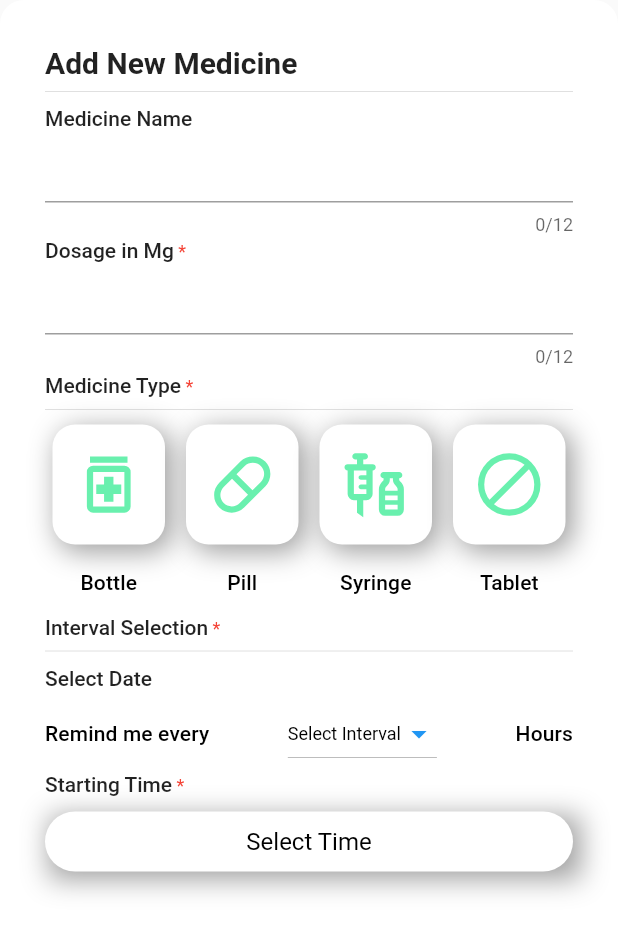
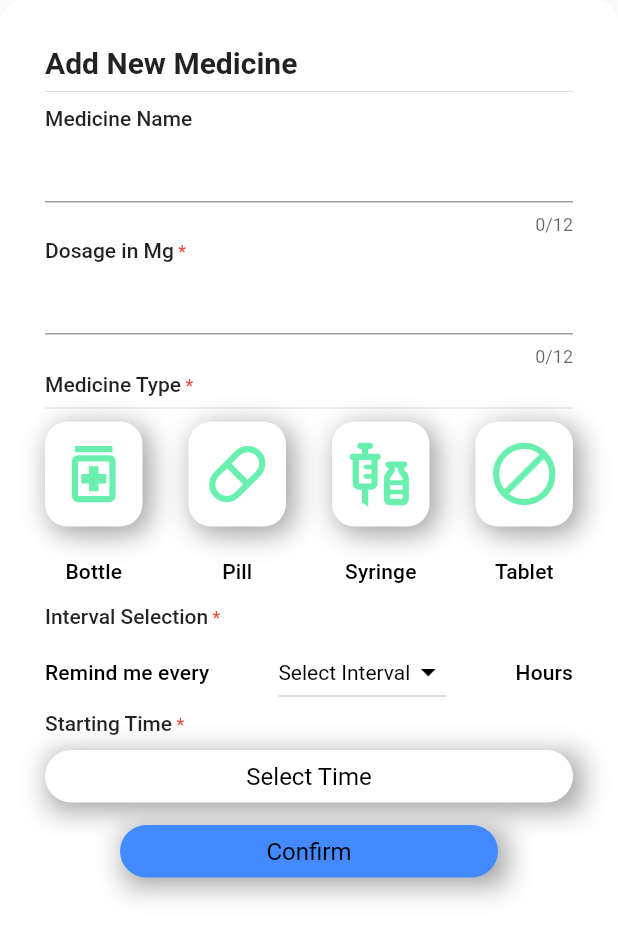
Before and after one commit to tsarls88/medication, a Flutter app: the AddNewTaskModel widget shown alone on an empty page, opened directly, on a phone screen of 412 x 824 dp. Shown: the top 936 px of the screen. Run offline on Flutter 3.47's test engine with Material 2 defaults, Android fonts, the phone set to English and light mode, and no system bars; our stand-ins replace flutter_svg, rxdart, sizer.

Commit message:
pill select highlight added

```diff
--- a/lib/common/show_model.dart
+++ b/lib/common/show_model.dart
@@ -1,11 +1,11 @@
 import 'package:flutter/foundation.dart';
 import 'package:flutter/material.dart';
 import 'package:flutter_svg/flutter_svg.dart';
-import 'package:intl/intl.dart';
+// import 'package:intl/intl.dart';
 import 'package:medication/common/convert_time.dart';
 import 'package:medication/common/medicine_type.dart';
-// import 'package:medication/pages/new_entry/new_entry_bloc.dart';
-// import 'package:provider/provider.dart';
+import 'package:medication/pages/new_entry/new_entry_bloc.dart';
+import 'package:provider/provider.dart';
 
 class AddNewTaskModel extends StatefulWidget {
   const AddNewTaskModel({Key? key}) : super(key: key);
@@ -50,7 +50,7 @@ class _AddNewTaskModelState extends State<AddNewTaskModel> {
   late TextEditingController nameController;
   late TextEditingController dosageController;
 
-  // late NewEntryBloc _newEntryBloc;
+  late NewEntryBloc _newEntryBloc;
   late GlobalKey<ScaffoldState> _scaffoldkey;
 
   @override
@@ -58,7 +58,7 @@ class _AddNewTaskModelState extends State<AddNewTaskModel> {
     super.dispose();
     nameController.dispose();
     dosageController.dispose();
-    // _newEntryBloc.dispose();
+    _newEntryBloc.dispose();
   }
 
   @override
@@ -67,7 +67,7 @@ class _AddNewTaskModelState extends State<AddNewTaskModel> {
     nameController = TextEditingController();
     dosageController = TextEditingController();
 
-    // _newEntryBloc = NewEntryBloc();
+    _newEntryBloc = NewEntryBloc();
     _scaffoldkey = GlobalKey<ScaffoldState>();
   }
 
@@ -91,8 +91,8 @@ class _AddNewTaskModelState extends State<AddNewTaskModel> {
         color: Colors.white,
         borderRadius: BorderRadius.circular(16),
       ),
-      // child: Provider<NewEntryBloc>.value(
-      //   value: _newEntryBloc,
+      child: Provider<NewEntryBloc>.value(
+        value: _newEntryBloc,
         child: Column(
           crossAxisAlignment: CrossAxisAlignment.start,
           children: [
@@ -129,15 +129,15 @@ class _AddNewTaskModelState extends State<AddNewTaskModel> {
               style: Theme.of(context).textTheme.titleSmall!.copyWith(),
             ),
             const SizedBox(
-            height: 2,
+              height: 1,
             ),
             const PanelTitle(title: 'Medicine Type', isRequired: true),
             const Divider(),
             Padding(
-            padding: const EdgeInsets.only(top: 2),
-            child: StreamBuilder(
+              padding: const EdgeInsets.only(top: 1),
+              child: StreamBuilder<MedicineType>(
                 // new entry block
-              // stream: _newEntryBloc.selectedMedicineType,
+                stream: _newEntryBloc.selectedMedicineType,
                 builder: (context, snapshot) {
                   return Row(
                     mainAxisAlignment: MainAxisAlignment.spaceBetween,
@@ -160,8 +160,9 @@ class _AddNewTaskModelState extends State<AddNewTaskModel> {
                         medicineType: MedicineType.syringe,
                         name: 'Syringe',
                         iconValue: 'assets/syringe.svg',
-                      isSelected:
-                          snapshot.data == MedicineType.syringe ? true : false,
+                        isSelected: snapshot.data == MedicineType.syringe
+                            ? true
+                            : false,
                       ),
                       MedicineTypeColumn(
                         medicineType: MedicineType.tablet,
@@ -173,20 +174,59 @@ class _AddNewTaskModelState extends State<AddNewTaskModel> {
                     ],
                   );
                 },
-              stream: null,
+                // stream: null,
               ),
             ),
             const PanelTitle(title: 'Interval Selection', isRequired: true),
-          const Divider(),
-          const PanelTitle(title: 'Select Date', isRequired: false),
             const IntervalSelection(),
             // const SelectDate(),
             const PanelTitle(title: 'Starting Time', isRequired: true),
             const SelectTime(),
+            const SizedBox(
+              height: 15,
+            ),
+            Padding(
+              padding: const EdgeInsets.only(
+                left: 50,
+                right: 50,
+              ),
+              child: Container(
+                decoration: BoxDecoration(
+                  boxShadow: [
+                    BoxShadow(
+                      color: Colors.grey.shade500,
+                      offset: const Offset(4.0, 4.0),
+                      blurRadius: 15.0,
+                      spreadRadius: 1.0,
+                    ),
                   ],
                 ),
+                child: SizedBox(
+                  width: 350,
+                  height: 35,
+                  child: TextButton(
+                    style: TextButton.styleFrom(
+                      backgroundColor: Colors.blueAccent.shade200,
+                      shape: const StadiumBorder(),
+                    ),
+                    child: Center(
+                      child: Text(
+                        'Confirm',
+                        style: Theme.of(context)
+                            .textTheme
+                            .titleMedium!
+                            .copyWith(color: Colors.black),
+                      ),
+                    ),
+                    onPressed: () {},
+                  ),
+                ),
+              ),
+            ),
+          ],
+        ),
+      ),
     );
-    // );
   }
 }
 
@@ -205,20 +245,20 @@ class MedicineTypeColumn extends StatelessWidget {
 
   @override
   Widget build(BuildContext context) {
-    // final NewEntryBloc newEntryBloc = Provider.of<NewEntryBloc>(context);
+    final NewEntryBloc newEntryBloc = Provider.of<NewEntryBloc>(context);
     return GestureDetector(
       onTap: () {
         // SELECT MEDICINE TYPE
-        // newEntryBloc.updateSelectedMedicine(medicineType);
+        newEntryBloc.updateSelectedMedicine(medicineType);
       },
       child: Column(
         children: [
           Container(
-            width: 75,
+            width: 65,
             alignment: Alignment.center,
             decoration: BoxDecoration(
                 borderRadius: BorderRadius.circular(15),
-                color: isSelected ? Colors.white10 : Colors.white,
+                color: isSelected ? Colors.white : Colors.white,
                 boxShadow: [
                   BoxShadow(
                     color: Colors.grey.shade500,
@@ -230,8 +270,8 @@ class MedicineTypeColumn extends StatelessWidget {
             child: Center(
               child: Padding(
                 padding: const EdgeInsets.only(
-                  top: 15,
-                  bottom: 15,
+                  top: 10,
+                  bottom: 10,
                 ),
                 child: SvgPicture.asset(
                   iconValue,
@@ -243,13 +283,13 @@ class MedicineTypeColumn extends StatelessWidget {
             ),
           ),
           Padding(
-            padding: const EdgeInsets.only(top: 5),
+            padding: const EdgeInsets.only(top: 10),
             child: Container(
-              width: 85,
+              width: 55,
               height: 40,
               decoration: BoxDecoration(
-                color: isSelected ? Colors.blueAccent : Colors.transparent,
-                borderRadius: BorderRadius.circular(10),
+                color: isSelected ? Colors.blue : Colors.transparent,
+                borderRadius: BorderRadius.circular(5),
               ),
               child: Center(
                 child: Text(
@@ -292,7 +332,7 @@ class _IntervalSelectionState extends State<IntervalSelection> {
                 ),
           ),
           DropdownButton(
-              iconEnabledColor: Colors.blue,
+              iconEnabledColor: Colors.black,
               dropdownColor: Colors.white,
               // itemHeight: 0.80,
               hint: _selected == 0
@@ -300,7 +340,7 @@ class _IntervalSelectionState extends State<IntervalSelection> {
                       'Select Interval',
                       style: Theme.of(context)
                           .textTheme
-                          .bodySmall!
+                          .bodyMedium!
                           .copyWith(color: Colors.black),
                     )
                   : null,
@@ -363,7 +403,7 @@ class _SelectTimeState extends State<SelectTime> {
   @override
   Widget build(BuildContext context) {
     return SizedBox(
-      height: 50,
+      height: 45,
       child: Padding(
         padding: const EdgeInsets.only(top: 10),
         child: Container(
--- a/lib/main.dart
+++ b/lib/main.dart
@@ -1,19 +1,52 @@
 import 'package:flutter/material.dart';
+import 'package:medication/pages/new_entry/new_entry_bloc.dart';
+import 'package:provider/provider.dart';
+import 'package:sizer/sizer.dart';
 import 'homepage.dart';
 
 void main() {
   runApp(const MyApp());
 }
 
-class MyApp extends StatelessWidget {
+class MyApp extends StatefulWidget {
   const MyApp({key}) : super(key: key);
 
   @override
+  State<MyApp> createState() => _MyAppState();
+}
+
+class _MyAppState extends State<MyApp> {
+  NewEntryBloc? newEntryBloc;
+
+  @override
+  void initState() {
+    newEntryBloc = NewEntryBloc();
+    super.initState();
+  }
+
+  @override
   Widget build(BuildContext context) {
-    return MaterialApp(
-      debugShowCheckedModeBanner: false,
-      home: const HomePage(),
-      theme: ThemeData(primarySwatch: Colors.lightBlue),
+    return Provider<NewEntryBloc>.value(
+      value: newEntryBloc!,
+      child: Sizer(
+        builder: (context, orientation, deviceType) {
+          return MaterialApp(
+            debugShowCheckedModeBanner: false,
+            home: const HomePage(),
+            theme: ThemeData(primarySwatch: Colors.lightBlue),
+          );
+        },
+      ),
     );
   }
 }
+
+
+  // @override
+  // Widget build(BuildContext context) {
+  //   return MaterialApp(
+  //     debugShowCheckedModeBanner: false,
+  //     home: const HomePage(),
+  //     theme: ThemeData(primarySwatch: Colors.lightBlue),
+  //   );
+  // }
--- a/lib/pages/Medicine.dart
+++ b/lib/pages/Medicine.dart
@@ -90,9 +90,9 @@ class _UserMediState extends State<UserMedi> {
                     crossAxisAlignment: CrossAxisAlignment.start,
                     children: [
                       const Text(
-                        'Today\'s Task',
+                        'Today\'s Medicine List',
                         style: TextStyle(
-                            fontSize: 20,
+                            fontSize: 15,
                             fontWeight: FontWeight.bold,
                             color: Colors.black),
                       ),
```
Lines whose indentation alone changed are shown as unchanged.
